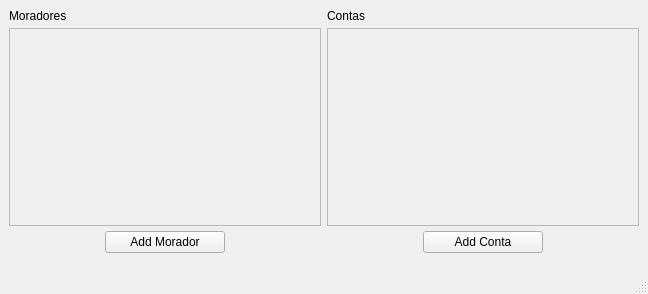
CaioPellicani/projeto_coracao, file interface/frmPrincipal.ui: the form before one commit.
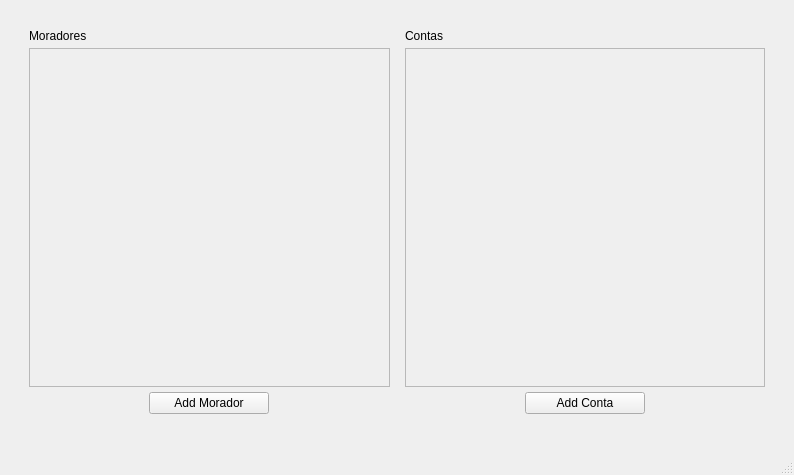
The form after the commit.

Commit message: REF: modficaçao nome arquivo | IMP: ui frmNovoMorador primeiros controles

```diff
--- a/interface/frmPrincipal.ui
+++ b/interface/frmPrincipal.ui
@@ -6,8 +6,8 @@
    <rect>
     <x>0</x>
     <y>0</y>
-    <width>648</width>
-    <height>294</height>
+    <width>794</width>
+    <height>475</height>
    </rect>
   </property>
   <property name="windowTitle">
@@ -17,11 +17,20 @@
    <layout class="QVBoxLayout" name="verticalLayout">
     <item>
      <layout class="QHBoxLayout" name="lytControles">
+      <property name="spacing">
+       <number>15</number>
+      </property>
       <property name="leftMargin">
-       <number>0</number>
+       <number>20</number>
+      </property>
+      <property name="topMargin">
+       <number>20</number>
       </property>
       <property name="rightMargin">
-       <number>0</number>
+       <number>20</number>
+      </property>
+      <property name="bottomMargin">
+       <number>20</number>
       </property>
       <item>
        <layout class="QVBoxLayout" name="lytMoradores">
@@ -57,8 +66,8 @@
             <rect>
              <x>0</x>
              <y>0</y>
-             <width>307</width>
-             <height>163</height>
+             <width>357</width>
+             <height>306</height>
             </rect>
            </property>
           </widget>
@@ -116,8 +125,8 @@
             <rect>
              <x>0</x>
              <y>0</y>
-             <width>307</width>
-             <height>163</height>
+             <width>356</width>
+             <height>306</height>
             </rect>
            </property>
           </widget>
```
Left out of the diff: 2 changed lines with no effect on the pictures. The commit also changes 7 other files.
